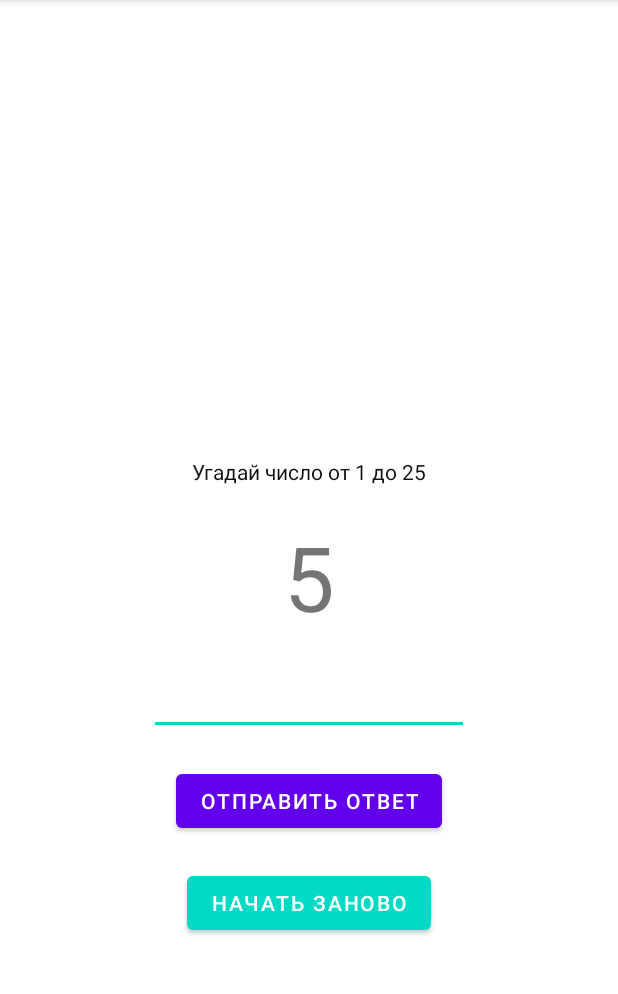
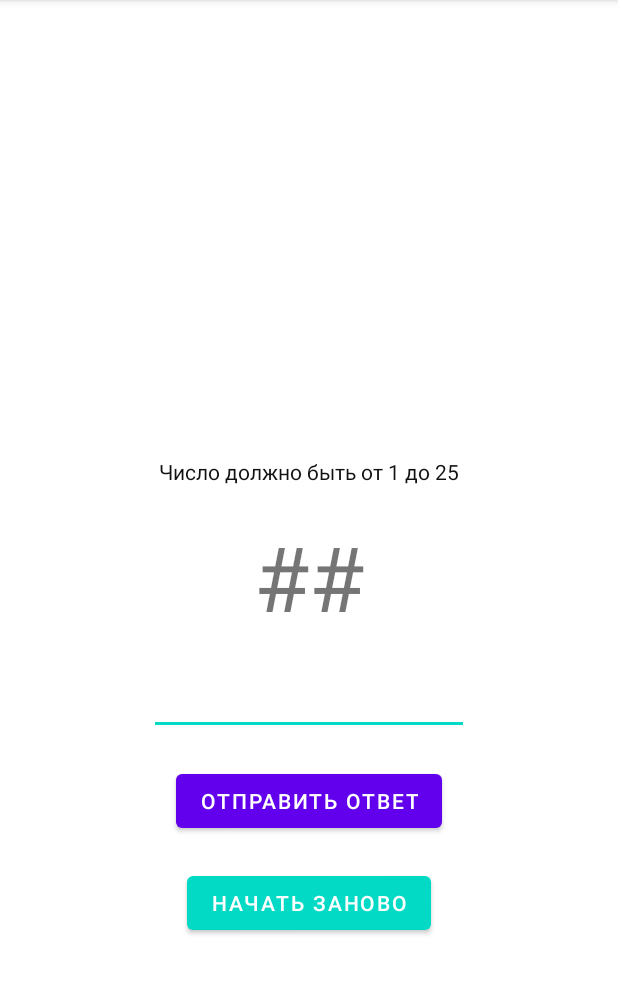
Before and after one commit to Spirit5736/GuessNumber, an Android app: the screen it shows after launch (MainActivity), after a tap on "ОТПРАВИТЬ ОТВЕТ", on a phone screen of 412 x 824 dp, the part 84-1078 px from its top. Run offline under Robolectric (Android 15) with nearby library versions, the phone set to English and light mode, and no system bars.

Commit message:
added functions

```diff
--- a/app/src/main/java/com/example/guessnumber/MainActivity.kt
+++ b/app/src/main/java/com/example/guessnumber/MainActivity.kt
@@ -3,6 +3,7 @@ package com.example.guessnumber
 import androidx.appcompat.app.AppCompatActivity
 import android.os.Bundle
 import android.view.View
+import android.widget.Button
 import android.widget.EditText
 import android.widget.TextView
 import java.lang.Exception
@@ -12,6 +13,7 @@ class MainActivity : AppCompatActivity() {
 
     var answer = 0
     var isGameOver = false
+    var numOfAttempts = 0
 
     override fun onCreate(savedInstanceState: Bundle?) {
         super.onCreate(savedInstanceState)
@@ -30,6 +32,15 @@ class MainActivity : AppCompatActivity() {
 
         val answerTextView = findViewById<TextView>(R.id.answer)
         answerTextView.text = "##"
+
+        val submitButton = findViewById<Button>(R.id.buttonSubmit)
+        submitButton.isEnabled = true
+
+        val textView = findViewById<TextView>(R.id.textView)
+        textView.text = "Угадай число от 1 до 25"
+
+        val editTextGuess = findViewById<EditText>(R.id.editTextGuess)
+        editTextGuess.text.clear()
     }
 
     fun btnStartOverTapped(view: View) {
@@ -40,15 +51,33 @@ class MainActivity : AppCompatActivity() {
         val guess = getUsersGuess() ?: -999
 
         val textView = findViewById<TextView>(R.id.textView)
-        if (guess !in 1..25)
+        if (guess !in 1..25) {
+            textView.text = "Число должно быть от 1 до 25"
+            return
+        }
 
-        isGameOver = true
+        var message = ""
+        numOfAttempts++
 
-        val answerTextView = findViewById<TextView>(R.id.answer)
-        answerTextView.text = answer.toString()
+        if(guess == answer) {
+            message = "Правильно! Вы угадали число за $numOfAttempts попыток"
+
+            isGameOver = true
+
+            val answerTextView = findViewById<TextView>(R.id.answer)
+            answerTextView.text = answer.toString()
+
+            val submitButton = findViewById<Button>(R.id.buttonSubmit)
+            submitButton.isEnabled = false
+        }
+        else {
+            message = if (guess < answer) "Загаданное число больше" else "Загаданное число меньше"
+        }
+
+        textView.text = message
     }
 
-    fun getUsersGuess() : Int? {
+    private fun getUsersGuess() : Int? {
         val editTextGuess = findViewById<EditText>(R.id.editTextGuess)
         val usersGuess = editTextGuess.text.toString()
 
```
